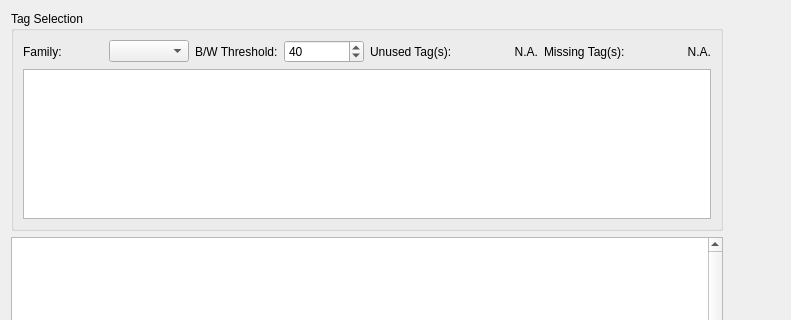
The window that src/fort/studio/widget/TaggingWidget.ui (formicidae-tracker/studio) describes before a commit, drawn with Qt 5; both pictures show x 0 to 791 and y 0 to 320 of the 1096 by 824 pixel window.
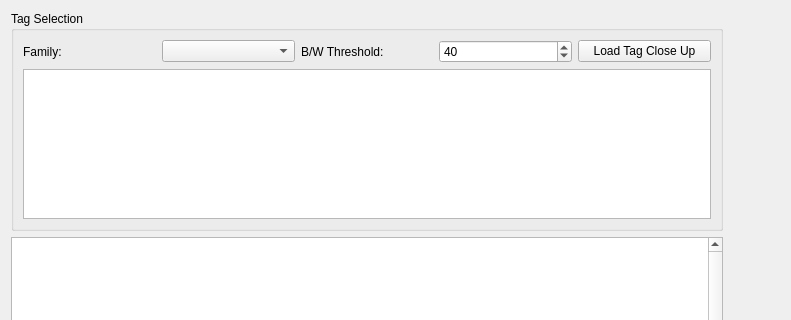
The same window after the commit. Custom widgets are drawn as their Qt base class.

Commit message: Uses QActionButton to link button and menu

What changed in the file:
```diff
--- a/src/fort/studio/widget/TaggingWidget.ui
+++ b/src/fort/studio/widget/TaggingWidget.ui
@@ -146,42 +146,9 @@
          </widget>
         </item>
         <item>
-         <widget class="QLabel" name="unusedTagLabel">
+         <widget class="QActionButton" name="loadTagCloseUp">
           <property name="text">
-           <string>Unused Tag(s):</string>
-          </property>
-         </widget>
-        </item>
-        <item>
-         <widget class="QLabel" name="unusedTagDisplay">
-          <property name="text">
-           <string>N.A.</string>
-          </property>
-          <property name="textFormat">
-           <enum>Qt::PlainText</enum>
-          </property>
-          <property name="alignment">
-           <set>Qt::AlignRight|Qt::AlignTrailing|Qt::AlignVCenter</set>
-          </property>
-         </widget>
-        </item>
-        <item>
-         <widget class="QLabel" name="missingTagLabel">
-          <property name="text">
-           <string>Missing Tag(s):</string>
-          </property>
-         </widget>
-        </item>
-        <item>
-         <widget class="QLabel" name="missingTagDisplay">
-          <property name="text">
-           <string>N.A.</string>
-          </property>
-          <property name="textFormat">
-           <enum>Qt::PlainText</enum>
-          </property>
-          <property name="alignment">
-           <set>Qt::AlignRight|Qt::AlignTrailing|Qt::AlignVCenter</set>
+           <string>Load Tag Close Up</string>
           </property>
          </widget>
         </item>
@@ -275,6 +242,11 @@
    <header location="global">fort/studio/widget/AntIdentificationWidget.hpp</header>
    <container>1</container>
   </customwidget>
+  <customwidget>
+   <class>QActionButton</class>
+   <extends>QPushButton</extends>
+   <header location="global">fort/studio/widget/base/QActionButton.hpp</header>
+  </customwidget>
  </customwidgets>
  <resources/>
  <connections/>
```
The commit also changes 5 other files.
